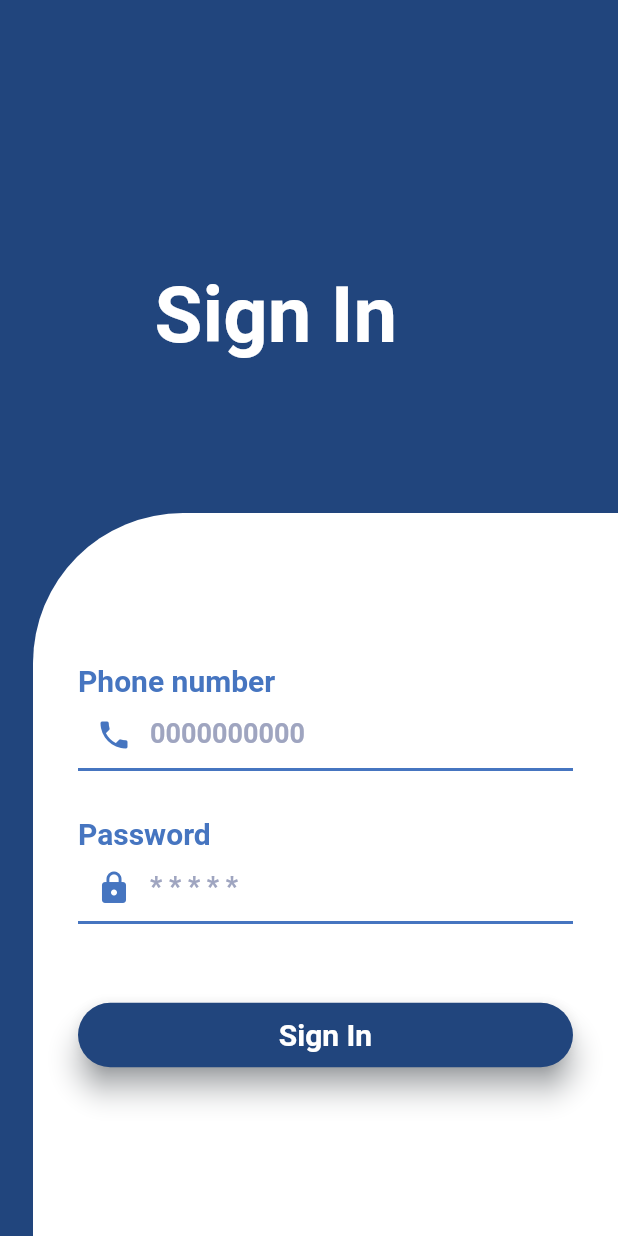
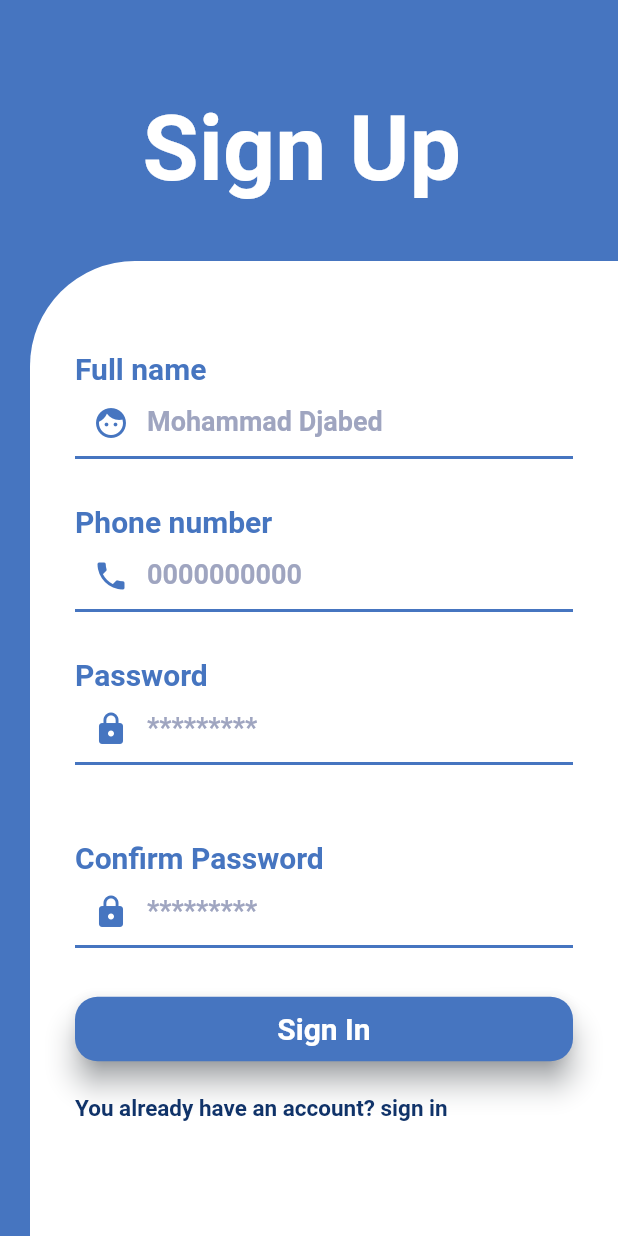
Before and after one commit to minaiscoding/Project-7, a Flutter app: the screen it shows after launch, on a phone screen of 412 x 824 dp. Run offline on Flutter 3.47's test engine with Material 2 defaults, Android fonts, the phone set to English and light mode, and no system bars; our stand-ins replace hexcolor; Roboto replaces fonts that are missing (Montserrat).

Commit message:
added the sign up page

```diff
--- /dev/null
+++ b/flutter_application_1/lib/SignUp.dart
@@ -0,0 +1,236 @@
+import 'package:flutter/material.dart';
+
+class SignUpPage extends StatefulWidget {
+  @override
+  _SignUpPageState createState() => _SignUpPageState();
+}
+
+class _SignUpPageState extends State<SignUpPage> {
+  final TextEditingController _phoneNumberController = TextEditingController();
+  final TextEditingController _passwordController = TextEditingController();
+
+  @override
+  Widget build(BuildContext context) {
+    return Scaffold(
+      backgroundColor: Color(0xFF4675C0),
+      body: Stack(
+        children: [
+          Positioned(
+            left: 95,
+            top: 72,
+            child: Text(
+              'Sign Up',
+              style: TextStyle(
+                fontFamily: 'Montserrat',
+                fontStyle: FontStyle.normal,
+                fontWeight: FontWeight.w700,
+                fontSize: 61,
+                color: Colors.white,
+                height: 1,
+              ),
+            ),
+          ),
+          Positioned(
+            right: 0,
+            bottom: 0,
+            child: Container(
+              width: 392,
+              height: 650,
+              decoration: BoxDecoration(
+                color: Colors.white,
+                borderRadius: BorderRadius.only(
+                  topLeft: Radius.circular(70),
+                ),
+              ),
+              child: Padding(
+                padding: EdgeInsets.only(
+                  top: 60,
+                  left: 30,
+                  right: 30,
+                ),
+                child: Column(
+                  crossAxisAlignment: CrossAxisAlignment.stretch,
+                  children: [
+                    Text(
+                      'Full name',
+                      style: TextStyle(
+                        fontFamily: 'Montserrat',
+                        fontStyle: FontStyle.normal,
+                        fontWeight: FontWeight.w600,
+                        fontSize: 20,
+                        height: 1.2,
+                        color: Color(0xFF4675C0),
+                      ),
+                    ),
+                    TextField(
+                      controller: _phoneNumberController,
+                      decoration: InputDecoration(
+                        hintText: 'Mohammad Djabed',
+                        hintStyle: TextStyle(
+                          fontFamily: 'Montserrat',
+                          fontStyle: FontStyle.normal,
+                          fontWeight: FontWeight.w600,
+                          fontSize: 18,
+                          color: Color(0xFF9FA5C0),
+                        ),
+                        enabledBorder: UnderlineInputBorder(
+                          borderSide:
+                              BorderSide(color: Color(0xFF4675C0), width: 2),
+                        ),
+                        focusedBorder: UnderlineInputBorder(
+                          borderSide:
+                              BorderSide(color: Color(0xFF4675C0), width: 2),
+                        ),
+                        prefixIcon: Icon(Icons.face, color: Color(0xFF4675C0)),
+                      ),
+                    ),
+                    SizedBox(height: 30),
+                    Text(
+                      'Phone number',
+                      style: TextStyle(
+                        fontFamily: 'Montserrat',
+                        fontStyle: FontStyle.normal,
+                        fontWeight: FontWeight.w600,
+                        fontSize: 20,
+                        height: 1.2,
+                        color: Color(0xFF4675C0),
+                      ),
+                    ),
+                    TextField(
+                      controller: _phoneNumberController,
+                      decoration: InputDecoration(
+                        hintText: '0000000000',
+                        hintStyle: TextStyle(
+                          fontFamily: 'Montserrat',
+                          fontStyle: FontStyle.normal,
+                          fontWeight: FontWeight.w600,
+                          fontSize: 18,
+                          color: Color(0xFF9FA5C0),
+                        ),
+                        enabledBorder: UnderlineInputBorder(
+                          borderSide:
+                              BorderSide(color: Color(0xFF4675C0), width: 2),
+                        ),
+                        focusedBorder: UnderlineInputBorder(
+                          borderSide:
+                              BorderSide(color: Color(0xFF4675C0), width: 2),
+                        ),
+                        prefixIcon: Icon(Icons.phone, color: Color(0xFF4675C0)),
+                      ),
+                    ),
+                    SizedBox(height: 30),
+                    Text(
+                      'Password',
+                      style: TextStyle(
+                        fontFamily: 'Montserrat',
+                        fontStyle: FontStyle.normal,
+                        fontWeight: FontWeight.w600,
+                        fontSize: 20,
+                        height: 1.2,
+                        color: Color(0xFF4675C0),
+                      ),
+                    ),
+                    TextField(
+                      controller: _passwordController,
+                      obscureText: true,
+                      decoration: InputDecoration(
+                        hintText: '*********',
+                        hintStyle: TextStyle(
+                          fontFamily: 'Montserrat',
+                          fontStyle: FontStyle.normal,
+                          fontWeight: FontWeight.w600,
+                          fontSize: 18,
+                          color: Color(0xFF9FA5C0),
+                        ),
+                        enabledBorder: UnderlineInputBorder(
+                          borderSide:
+                              BorderSide(color: Color(0xFF4675C0), width: 2),
+                        ),
+                        focusedBorder: UnderlineInputBorder(
+                          borderSide:
+                              BorderSide(color: Color(0xFF4675C0), width: 2),
+                        ),
+                        prefixIcon: Icon(Icons.lock, color: Color(0xFF4675C0)),
+                      ),
+                    ),
+                    SizedBox(height: 50),
+                    Text(
+                      'Confirm Password',
+                      style: TextStyle(
+                        fontFamily: 'Montserrat',
+                        fontStyle: FontStyle.normal,
+                        fontWeight: FontWeight.w600,
+                        fontSize: 20,
+                        height: 1.2,
+                        color: Color(0xFF4675C0),
+                      ),
+                    ),
+                    TextField(
+                      controller: _phoneNumberController,
+                      decoration: InputDecoration(
+                        hintText: '*********',
+                        hintStyle: TextStyle(
+                          fontFamily: 'Montserrat',
+                          fontStyle: FontStyle.normal,
+                          fontWeight: FontWeight.w600,
+                          fontSize: 18,
+                          color: Color(0xFF9FA5C0),
+                        ),
+                        enabledBorder: UnderlineInputBorder(
+                          borderSide:
+                              BorderSide(color: Color(0xFF4675C0), width: 2),
+                        ),
+                        focusedBorder: UnderlineInputBorder(
+                          borderSide:
+                              BorderSide(color: Color(0xFF4675C0), width: 2),
+                        ),
+                        prefixIcon: Icon(Icons.lock, color: Color(0xFF4675C0)),
+                      ),
+                    ),
+                    SizedBox(height: 30),
+                    ElevatedButton(
+                      onPressed: () {},
+                      child: Padding(
+                        padding: const EdgeInsets.all(10.0),
+                        child: Text(
+                          'Sign In',
+                          style: TextStyle(
+                            fontFamily: 'Montserrat',
+                            fontStyle: FontStyle.normal,
+                            fontWeight: FontWeight.w600,
+                            fontSize: 20,
+                            color: Colors.white,
+                          ),
+                        ),
+                      ),
+                      style: ElevatedButton.styleFrom(
+                        primary: Color(0xFF4675C0),
+                        shadowColor: Color(0xFF1A2A3A),
+                        elevation: 8,
+                        shape: RoundedRectangleBorder(
+                          borderRadius: BorderRadius.circular(15),
+                        ),
+                      ),
+                    ),
+                    SizedBox(height: 20),
+                    Text(
+                      'You already have an account? sign in',
+                      style: TextStyle(
+                        fontFamily: 'Montserrat',
+                        fontStyle: FontStyle.normal,
+                        fontWeight: FontWeight.w600,
+                        fontSize: 15,
+                        height: 1.2,
+                        color: Color.fromARGB(255, 16, 51, 105),
+                      ),
+                    ),
+                  ],
+                ),
+              ),
+            ),
+          ),
+        ],
+      ),
+    );
+  }
+}
--- a/flutter_application_1/lib/main.dart
+++ b/flutter_application_1/lib/main.dart
@@ -2,10 +2,11 @@ import 'package:flutter/material.dart'; //imports dart
 import 'package:hexcolor/hexcolor.dart';
 import 'Home.dart';
 import 'SignIn.dart';
+import 'SignUp.dart';
 
 void main() => runApp(MaterialApp(
     debugShowCheckedModeBanner: false, //removes debugger banner from App
     title: 'Fluid',
     theme: ThemeData(
         fontFamily: 'Montserrat'), //set the font for the app to Aquire
-    home: LoginPage()));
+    home: SignUpPage()));
```
